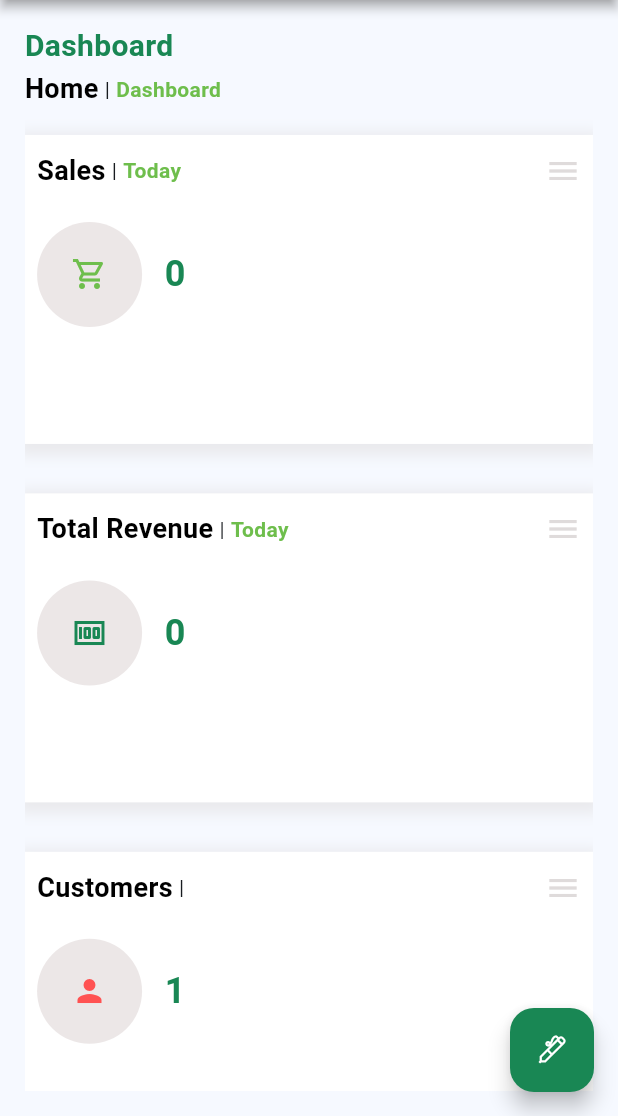
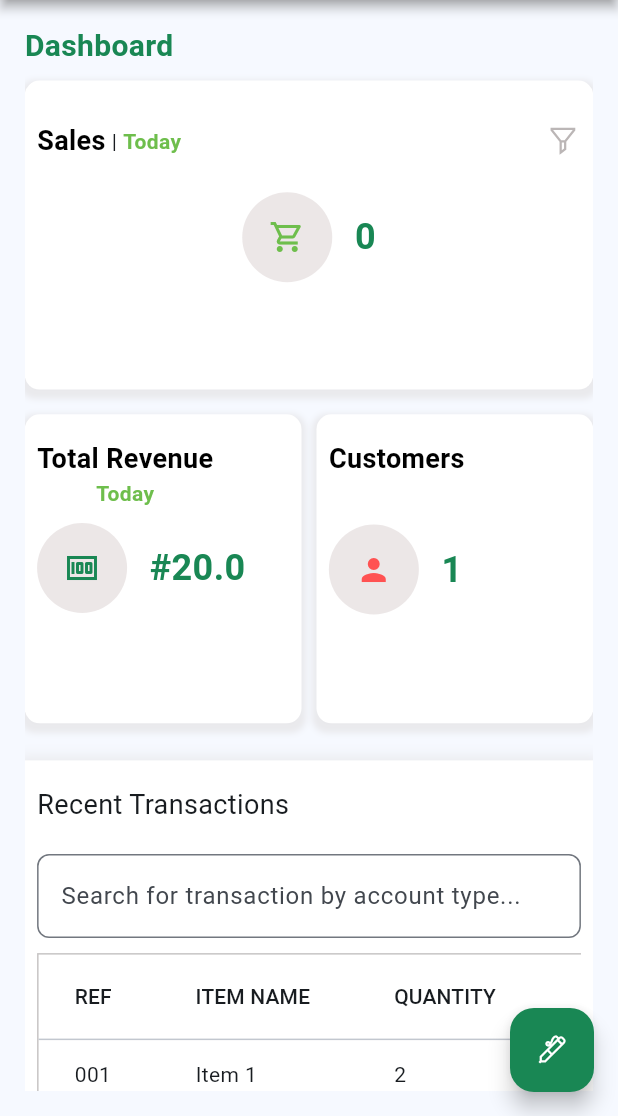
Before and after one commit to Lenien1999/Fast_Inventory, a Flutter app: the screen it shows after launch, after a tap on "Login", on a phone screen of 412 x 824 dp, the part 120-1236 px from its top. Run offline on Flutter 3.47's test engine with Material 3 defaults, Android fonts, the phone set to English and light mode, and no system bars; drawn by our look-alikes of focused_menu; our stand-ins replace line_awesome_flutter.

Commit message:
first commit

```diff
--- a/lib/screens/auth/change_password.dart
+++ b/lib/screens/auth/change_password.dart
@@ -36,7 +36,8 @@ class _ChangePasswordState extends State<ChangePassword> {
     screenHeight = MediaQuery.of(context).size.height;
     screenWidth = MediaQuery.of(context).size.width;
     return Scaffold(
-      appBar: const CustomAppbar(isTrue: true,
+      appBar: const CustomAppbar(
+        isTrue: true,
         title: 'Change Password',
       ),
       body: Center(
@@ -91,21 +92,21 @@ class _ChangePasswordState extends State<ChangePassword> {
             ),
             // Old Password
             TextFielWidget(
+              isPasswordField: true,
               validator: (value) {
                 if (value!.isEmpty) {
                   return "Old password can't be empty";
                 }
                 return null;
               },
-              isTrue: true,
               controller: oldPassController,
               hintText: 'Old Password',
-              icon: LineAwesomeIcons.key_solid,
+              icon: LineAwesomeIcons.user_lock_solid,
             ),
             const SizedBox(height: 20),
 
-            // New Password
             TextFielWidget(
+              isPasswordField: true,
               validator: (value) {
                 if (value!.isEmpty) {
                   return "New password can't be empty";
@@ -114,15 +115,14 @@ class _ChangePasswordState extends State<ChangePassword> {
                 }
                 return null;
               },
-              isTrue: true,
               controller: newPassController,
               hintText: 'New Password',
-              icon: LineAwesomeIcons.key_solid,
+              icon: LineAwesomeIcons.user_lock_solid,
             ),
             const SizedBox(height: 20),
 
-            // Confirm New Password
             TextFielWidget(
+              isPasswordField: true,
               validator: (value) {
                 if (value!.isEmpty) {
                   return "Confirm password can't be empty";
@@ -131,14 +131,12 @@ class _ChangePasswordState extends State<ChangePassword> {
                 }
                 return null;
               },
-              isTrue: true,
               controller: confirmNewPassController,
-              icon: LineAwesomeIcons.markdown,
+              icon: LineAwesomeIcons.user_lock_solid,
               hintText: 'Confirm New Password',
             ),
             const SizedBox(height: 30),
 
-            // Submit Button
             SizedBox(
               width: double.infinity,
               child: ElevatedButton(
@@ -164,6 +162,4 @@ class _ChangePasswordState extends State<ChangePassword> {
       ),
     );
   }
-
-
 }
--- a/lib/screens/auth/login_page.dart
+++ b/lib/screens/auth/login_page.dart
@@ -2,6 +2,7 @@ import 'package:fast_inventory/screens/auth/textForm_widget.dart';
 import 'package:fast_inventory/utils/color.dart';
 import 'package:fast_inventory/utils/text_style.dart';
 import 'package:flutter/material.dart';
+import 'package:line_awesome_flutter/line_awesome_flutter.dart';
 
 class LoginPage extends StatefulWidget {
   LoginPage({super.key});
@@ -41,14 +42,17 @@ class _LoginPageState extends State<LoginPage> {
       margin: EdgeInsets.symmetric(vertical: screenHeight! * 0.05),
       height: screenHeight! * 0.6,
       width: screenWidth! * 0.9,
-      decoration: BoxDecoration(color: Colors.white, boxShadow: [
-        BoxShadow(
-          color: const Color.fromARGB(255, 221, 218, 218).withOpacity(0.5),
-          spreadRadius: 5,
-          blurRadius: 7,
-          offset: const Offset(0, 3),
-        ),
-      ]),
+      decoration: BoxDecoration(
+          color: Colors.white,
+          borderRadius: BorderRadius.circular(10),
+          boxShadow: [
+            BoxShadow(
+              color: const Color.fromARGB(255, 221, 218, 218).withOpacity(0.5),
+              spreadRadius: 3,
+              blurRadius: 3,
+              offset: const Offset(0, 3),
+            ),
+          ]),
       child: Padding(
         padding: const EdgeInsets.symmetric(vertical: 15, horizontal: 15),
         child: Column(
@@ -62,6 +66,7 @@ class _LoginPageState extends State<LoginPage> {
             ),
             Text(
               "Enter your username & password to login",
+              textAlign: TextAlign.center,
               style: textStyle(Colors.black, 16, FontWeight.w400),
             ),
             SizedBox(
@@ -87,12 +92,13 @@ class _LoginPageState extends State<LoginPage> {
             }
             return null;
           },
-          isTrue: true,
           controller: usernameController,
-          icon: Icons.alternate_email_rounded, hintText: 'Username',
+          icon: Icons.person,
+          hintText: 'Username',
         ),
         labelText("Password"),
         TextFielWidget(
+          isPasswordField: true,
           validator: (value) {
             if (value!.isEmpty) {
               return "password can't be empty";
@@ -102,7 +108,8 @@ class _LoginPageState extends State<LoginPage> {
             return null;
           },
           controller: passwordController,
-          isTrue: false, hintText: 'password',
+          hintText: 'password',
+          icon: LineAwesomeIcons.user_lock_solid,
         ),
         rememberMeWidget(),
         loginButton(),
@@ -163,8 +170,7 @@ class _LoginPageState extends State<LoginPage> {
   }
 
   Widget headerIcon() {
-    return
-    CircleAvatar(
+    return CircleAvatar(
       radius: screenWidth! * 0.08,
       backgroundColor: const Color.fromRGBO(110, 190, 76, 1),
       child: const Icon(
--- a/lib/screens/auth/textForm_widget.dart
+++ b/lib/screens/auth/textForm_widget.dart
@@ -13,14 +13,16 @@ class TextFielWidget extends StatefulWidget {
     this.icon,
     required this.hintText,
     this.suffix_icon,
-    required this.isTrue,
+    this.isPasswordField = false,
   });
+
   final String hintText;
   final IconData? icon;
   final ValidatorFunction? validator;
-  final bool isTrue;
+
   final IconData? suffix_icon;
   final TextEditingController controller;
+  final bool isPasswordField;
 
   @override
   State<TextFielWidget> createState() => _TextFielWidgetState();
@@ -42,15 +44,18 @@ class _TextFielWidgetState extends State<TextFielWidget> {
       autovalidateMode: AutovalidateMode.onUserInteraction,
       controller: widget.controller,
       validator: widget.validator,
+      obscureText: widget.isPasswordField ? true : false,
       decoration: InputDecoration(
-          suffixIcon: isValid
-              ? const Icon(Icons.check,
-                  color: Color.fromARGB(
-                      255, 8, 165, 13)) // Show checkmark if valid
-              : widget.suffix_icon != null
-                  ? Icon(widget.suffix_icon,
-                      color: Colors.black) // Show original icon if invalid
-                  : null,
+          suffixIcon: Row(
+            mainAxisSize: MainAxisSize.min,
+            children: [
+              if (isValid)
+                const Icon(
+                  Icons.check,
+                  color: Color.fromARGB(255, 8, 165, 13),
+                ),
+            ],
+          ),
           errorStyle: const TextStyle(
             color: primaryClr,
             fontSize: 14.0,
@@ -59,17 +64,12 @@ class _TextFielWidgetState extends State<TextFielWidget> {
           filled: true,
           hintText: widget.hintText,
           fillColor: Colors.white,
-          border: const OutlineInputBorder(
-              gapPadding: 0,
-              borderSide:
-                  BorderSide(color: Color.fromARGB(255, 250, 246, 246))),
+          border: OutlineInputBorder(
+            borderRadius: BorderRadius.circular(10),
+            borderSide: const BorderSide(color: primaryClr),
+          ),
           hintStyle: const TextStyle(color: Color.fromARGB(255, 189, 186, 186)),
-          prefixIcon: widget.isTrue
-              ? Container(
-                  padding: const EdgeInsets.all(0),
-                  color: const Color.fromARGB(255, 221, 215, 215),
-                  child: Icon(widget.icon, color: Colors.black))
-              : null),
+          prefixIcon: Icon(widget.icon, color: Colors.black)),
       onChanged: _validateInput,
     );
   }
--- a/lib/screens/homepage/home_page.dart
+++ b/lib/screens/homepage/home_page.dart
@@ -7,7 +7,7 @@ import 'package:line_awesome_flutter/line_awesome_flutter.dart';
 import '../../widgets/custom_appbar.dart';
 
 class HomePage extends StatefulWidget {
-  HomePage({super.key});
+  const HomePage({super.key});
 
   @override
   State<HomePage> createState() => _HomePageState();
@@ -16,10 +16,12 @@ class HomePage extends StatefulWidget {
 class _HomePageState extends State<HomePage> {
   double? _deviceWidth, _deviceHeight;
   String salesTimeframe = 'Today';
+
   @override
   Widget build(BuildContext context) {
     _deviceHeight = MediaQuery.of(context).size.height;
     _deviceWidth = MediaQuery.of(context).size.width;
+
     return SafeArea(
       child: Scaffold(
         floatingActionButton: FloatingActionButton(
@@ -39,15 +41,18 @@ class _HomePageState extends State<HomePage> {
         ),
         body: Container(
           padding: EdgeInsets.symmetric(
-              horizontal: _deviceWidth! * 0.04, vertical: _deviceWidth! * 0.04),
+            horizontal: _deviceWidth! * 0.04,
+            vertical: _deviceWidth! * 0.04,
+          ),
           child: ListView(
             children: [
               Text(
                 "Dashboard",
                 style: textStyle(secondaryClr, 20, FontWeight.bold),
               ),
-              headerRowWidget(subtitle: "Dashboard", title: "Home"),
-              inventoryDetails(
+              // headerRowWidget(subtitle: "Dashboard", title: "Home"),
+              _inventoryDetails(
+                isOthers: false,
                 icon: Icons.shopping_cart_outlined,
                 title: '0',
                 headerTitle: 'Sales',
@@ -57,19 +62,36 @@ class _HomePageState extends State<HomePage> {
                   });
                 },
                 headerSbt: salesTimeframe,
-                  clr: primaryClr),
-              inventoryDetails(
+                clr: primaryClr,
+              ),
+              Row(
+                mainAxisAlignment: MainAxisAlignment.spaceBetween,
+                children: [
+                  Flexible(
+                    flex: 1,
+                    child: _inventoryDetails(
                       icon: Icons.money,
-                  title: '0',
+                      title: '#20.0',
                       clr: secondaryClr,
                       headerTitle: 'Total Revenue',
-                  headerSbt: salesTimeframe),
-              inventoryDetails(
+                      headerSbt: salesTimeframe,
+                      isOthers: true,
+                    ),
+                  ),
+                  const SizedBox(width: 10), // Add some space between the cards
+                  Flexible(
+                    flex: 1,
+                    child: _inventoryDetails(
+                      isOthers: true,
                       icon: Icons.person,
                       clr: Colors.redAccent,
                       title: '1',
                       headerTitle: 'Customers',
-                  headerSbt: ''),
+                      headerSbt: '',
+                    ),
+                  ),
+                ],
+              ),
               _recentTransactionWidget(),
             ],
           ),
@@ -78,42 +100,50 @@ class _HomePageState extends State<HomePage> {
     );
   }
 
-  Widget inventoryDetails({
+  Widget _inventoryDetails({
     required Color clr,
     required IconData icon,
     required String title,
     required String headerTitle,
+    required bool isOthers,
     required String headerSbt,
     Function(String)? onDropdownChanged,
   }) {
     return Container(
       margin: EdgeInsets.symmetric(
-        vertical: _deviceHeight! * 0.02,
+        vertical: _deviceHeight! * 0.01,
       ),
       padding: EdgeInsets.symmetric(
-        horizontal: _deviceWidth! * 0.02,
-      ),
+          horizontal: _deviceWidth! * 0.02, vertical: _deviceHeight! * 0.02),
       height: _deviceHeight! * 0.25,
-      width: _deviceWidth! * 0.8,
-      decoration: BoxDecoration(color: Colors.white, boxShadow: [
+      decoration: BoxDecoration(
+        borderRadius: BorderRadius.circular(10),
+        color: Colors.white,
+        boxShadow: [
           BoxShadow(
             color: const Color.fromARGB(255, 221, 218, 218).withOpacity(0.5),
-          spreadRadius: 5,
-          blurRadius: 7,
+            spreadRadius: 3,
+            blurRadius: 3,
             offset: const Offset(0, 3),
-        )
-      ]),
+          ),
+        ],
+      ),
       child: Column(
         children: [
           Row(
             mainAxisAlignment: MainAxisAlignment.spaceBetween,
             children: [
-              headerRowWidget(title: headerTitle, subtitle: headerSbt),
+              headerRowWidget(
+                title: headerTitle,
+                subtitle: headerSbt,
+                isOthers: isOthers,
+              ),
+              if (onDropdownChanged != null)
                 DropdownButton<String>(
                   underline: const SizedBox(), // Remove the underline
                   icon: const Icon(
-                  Icons.menu,
-                  color: Color.fromARGB(255, 223, 219, 219),
+                    LineAwesomeIcons.filter_solid,
+                    color: Color.fromARGB(255, 187, 182, 182),
                   ),
                   items: const [
                     DropdownMenuItem(
@@ -130,41 +160,57 @@ class _HomePageState extends State<HomePage> {
                     ),
                   ],
                   onChanged: (value) {
-                  if (onDropdownChanged != null && value != null) {
+                    if (value != null) {
                       onDropdownChanged(value);
                     }
                   },
                 ),
             ],
           ),
-          const SizedBox(
-            height: 10,
-          ),
+          const SizedBox(height: 10),
           Row(
+            mainAxisAlignment:
+                isOthers ? MainAxisAlignment.start : MainAxisAlignment.center,
             children: [
               CircleAvatar(
-                radius: 35,
+                radius: 30,
                 backgroundColor: const Color.fromARGB(255, 236, 231, 231),
                 child: Icon(
                   icon,
                   color: clr,
                 ),
               ),
-              const SizedBox(
-                width: 15,
-              ),
+              const SizedBox(width: 15),
               Text(
                 title,
                 style: textStyle(secondaryClr, 24, FontWeight.bold),
-              )
+              ),
             ],
-          )
+          ),
         ],
       ),
     );
   }
 
-  Row headerRowWidget({required String title, required String subtitle}) {
+  Widget headerRowWidget({
+    required String title,
+    required bool isOthers,
+    required String subtitle,
+  }) {
+    if (isOthers) {
+      return Column(
+        children: [
+          Text(
+            title,
+            style: textStyle(Colors.black, 18, FontWeight.bold),
+          ),
+          Text(
+            subtitle,
+            style: textStyle(primaryClr, 14, FontWeight.w600),
+          ),
+        ],
+      );
+    }
     return Row(
       children: [
         Text(
@@ -175,7 +221,10 @@ class _HomePageState extends State<HomePage> {
           padding: EdgeInsets.all(4.0),
           child: Text("|"),
         ),
-        Text(subtitle, style: textStyle(primaryClr, 14, FontWeight.w600))
+        Text(
+          subtitle,
+          style: textStyle(primaryClr, 14, FontWeight.w600),
+        ),
       ],
     );
   }
@@ -186,17 +235,19 @@ class _HomePageState extends State<HomePage> {
         vertical: _deviceHeight! * 0.02,
       ),
       padding: EdgeInsets.symmetric(
-        horizontal: _deviceWidth! * 0.02,
-      ),
+          horizontal: _deviceWidth! * 0.02, vertical: _deviceHeight! * 0.02),
       width: _deviceWidth! * 0.8,
-      decoration: BoxDecoration(color: Colors.white, boxShadow: [
+      decoration: BoxDecoration(
+        color: Colors.white,
+        boxShadow: [
           BoxShadow(
             color: const Color.fromARGB(255, 221, 218, 218).withOpacity(0.5),
             spreadRadius: 5,
             blurRadius: 7,
             offset: const Offset(0, 3),
-        )
-      ]),
+          ),
+        ],
+      ),
       child: Column(
         crossAxisAlignment: CrossAxisAlignment.start,
         children: [
@@ -204,9 +255,7 @@ class _HomePageState extends State<HomePage> {
             'Recent Transactions',
             style: TextStyle(fontSize: 18),
           ),
-          const SizedBox(
-            height: 10,
-          ),
+          const SizedBox(height: 10),
           InventoryTable(),
         ],
       ),
--- a/lib/screens/homepage/transaction_table.dart
+++ b/lib/screens/homepage/transaction_table.dart
@@ -49,9 +49,9 @@ class _InventoryTableState extends State<InventoryTable> {
   void _filterData() {
     setState(() {
       filteredData = data
-          .where((item) =>
-              item.values.any((value) =>
-                  value.toLowerCase().contains(_searchController.text.toLowerCase())))
+          .where((item) => item.values.any((value) => value
+              .toLowerCase()
+              .contains(_searchController.text.toLowerCase())))
           .toList();
     });
   }
@@ -61,11 +61,12 @@ class _InventoryTableState extends State<InventoryTable> {
     return Column(
       children: [
         Padding(
-          padding: const EdgeInsets.all(8.0),
+          padding: const EdgeInsets.symmetric(vertical: 10),
           child: TextField(
             controller: _searchController,
-            decoration: const InputDecoration(
-              border: OutlineInputBorder(),
+            decoration: InputDecoration(
+              border:
+                  OutlineInputBorder(borderRadius: BorderRadius.circular(8)),
               hintText: "Search for transaction by account type...",
             ),
           ),
@@ -74,7 +75,8 @@ class _InventoryTableState extends State<InventoryTable> {
           scrollDirection: Axis.horizontal,
           child: Container(
             decoration: BoxDecoration(
-                border: Border.all(color: const Color.fromARGB(255, 199, 196, 196))),
+                border: Border.all(
+                    color: const Color.fromARGB(255, 199, 196, 196))),
             child: DataTable(
               columns: const [
                 DataColumn(label: Text('REF')),
--- a/lib/screens/order/create_order.dart
+++ b/lib/screens/order/create_order.dart
@@ -5,6 +5,7 @@ import 'package:fast_inventory/utils/color.dart';
 import 'package:fast_inventory/utils/text_style.dart';
 import 'package:fast_inventory/widgets/custom_appbar.dart';
 import 'package:flutter/material.dart';
+import 'package:line_awesome_flutter/line_awesome_flutter.dart';
 
 class CreateOrder extends StatelessWidget {
   CreateOrder({super.key});
@@ -24,10 +25,14 @@ class CreateOrder extends StatelessWidget {
         padding: const EdgeInsets.all(12.0),
         child: ListView(
           children: [
+            const SizedBox(
+              height: 10,
+            ),
             TextFielWidget(
+                icon: LineAwesomeIcons.search_dollar_solid,
                 controller: serchController,
-                hintText: 'Search for Name',
-                isTrue: false),
+                hintText: 'Search for Order',
+               ),
             _createOrderWidget(),
             _appendOrderWidget(),
           ],
@@ -41,10 +46,12 @@ class CreateOrder extends StatelessWidget {
       margin: EdgeInsets.symmetric(vertical: _deviceHeight! * 0.02),
       height: _deviceHeight! * 0.3,
       width: _deviceWidth! * 0.9,
-      decoration: const BoxDecoration(
-        color: Color.fromRGBO(209, 231, 221, 1),
+      decoration: BoxDecoration(
+        borderRadius: BorderRadius.circular(12),
+        color: const Color.fromRGBO(209, 231, 221, 1),
       ),
       child: Column(
+        mainAxisAlignment: MainAxisAlignment.spaceAround,
         children: [
           Text(
             "Create New Order",
--- a/lib/screens/profile/profile_page.dart
+++ b/lib/screens/profile/profile_page.dart
@@ -19,7 +19,8 @@ class ProfilePage extends StatelessWidget {
     _deviceWidth = MediaQuery.of(context).size.width;
     return Scaffold(
       appBar: const CustomAppbar(
-        title: 'Profile', isTrue: true,
+        title: 'Profile',
+        isTrue: true,
       ),
       body: SingleChildScrollView(
         child: Container(
@@ -38,8 +39,8 @@ class ProfilePage extends StatelessWidget {
                       BoxShadow(
                         color: const Color.fromARGB(255, 221, 218, 218)
                             .withOpacity(0.5),
-                        spreadRadius: 5,
-                        blurRadius: 7,
+                        spreadRadius: 3,
+                        blurRadius: 3,
                         offset: const Offset(0, 3),
                       )
                     ]),
@@ -57,6 +58,27 @@ class ProfilePage extends StatelessWidget {
                     const SizedBox(
                       height: 10,
                     ),
+                    const Row(
+                      mainAxisAlignment: MainAxisAlignment.center,
+                      children: [
+                        Icon(
+                          LineAwesomeIcons.facebook,
+                          color: Color.fromARGB(255, 9, 122, 214),
+                        ),
+                        Icon(
+                          LineAwesomeIcons.linkedin,
+                          color: primaryClr,
+                        ),
+                        Icon(
+                          LineAwesomeIcons.whatsapp,
+                          color: primaryClr,
+                        ),
+                        Icon(
+                          LineAwesomeIcons.twitter_square,
+                          color: primaryClr,
+                        ),
+                      ],
+                    )
                   ],
                 ),
               ),
```
Lines whose indentation alone changed are shown as unchanged.
